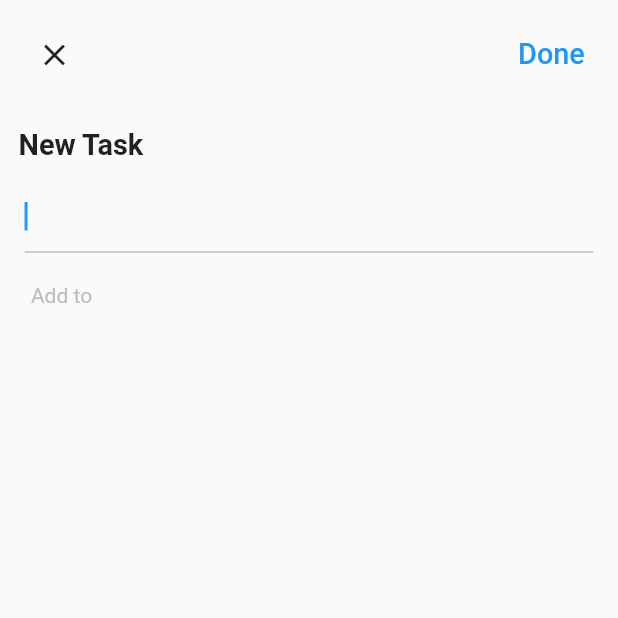
After one commit to MahmoodHashem/todo_getx, a Flutter app: the AddDialog screen opened directly, on a phone screen of 412 x 824 dp, the top half of it. The commit adds this screen. Run offline on Flutter 3.47's test engine with Material 2 defaults, Android fonts, the phone set to English and light mode, and no system bars; our stand-ins replace dotted_border, equatable, flutter_easyloading, get, get_storage, step_progress_indicator; missing offline and left inert: dart:html; accounts and stored records are empty.

Commit message:
Add Todo Page
I added the dialog where the user can insert his todo to a specific group or section,

```diff
--- a/lib/app/modules/home/view.dart
+++ b/lib/app/modules/home/view.dart
@@ -10,6 +10,7 @@ import 'package:todo_getx/app/data/service/storage/service.dart';
 import 'package:todo_getx/app/modules/home/controller.dart';
 import 'package:todo_getx/app/core/utils/extensions.dart';
 import 'package:todo_getx/app/modules/home/widgets/add_card.dart';
+import 'package:todo_getx/app/modules/home/widgets/add_dialog.dart';
 import 'package:todo_getx/app/modules/home/widgets/task_card.dart';
 
 import '../../data/model/task.dart';
@@ -64,7 +65,7 @@ class HomePage extends GetView<HomeController> {
           return Obx( ()=> FloatingActionButton(
             backgroundColor: controller.deleting.value ? Colors.red: blue,
             onPressed: (){
-
+              Get.to(AddDialog(), transition: Transition.downToUp);
             },
             child: Icon(controller.deleting.value ? Icons.delete : Icons.add),
           ),);
--- /dev/null
+++ b/lib/app/modules/home/widgets/add_dialog.dart
@@ -0,0 +1,97 @@
+
+
+import 'package:flutter/material.dart';
+import 'package:get/get.dart';
+import 'package:todo_getx/app/core/utils/extensions.dart';
+import 'package:todo_getx/app/modules/home/controller.dart';
+
+class AddDialog extends StatelessWidget {
+
+  final homeCtrl = Get.find<HomeController>();
+
+
+ AddDialog({Key? key}) : super(key: key);
+
+  @override
+  Widget build(BuildContext context) {
+    return Scaffold(
+      body: Form(
+        key: homeCtrl.formKey,
+        child: ListView(
+          children: [
+            Padding(
+              padding: EdgeInsets.all(3.0.responsiveWieght),
+              child: Row(
+                mainAxisAlignment: MainAxisAlignment.spaceBetween,
+                children: [
+                  IconButton(onPressed: (){
+                    Get.back();
+                  }, icon: Icon(Icons.close)),
+                  TextButton(
+                    style: ButtonStyle(
+                      overlayColor: MaterialStatePropertyAll(Colors.transparent),
+                    ),
+
+                      onPressed: (){
+
+                  }, child: Text("Done",style: TextStyle(fontSize: 14.0.responsiveFont), ))
+                ],
+              ),
+            ),
+              Padding(
+                padding:  EdgeInsets.all(3.0.responsiveWieght),
+                child: Text("New Task",
+                  style:TextStyle(
+                    fontSize: 14.0.responsiveFont,
+                    fontWeight: FontWeight.bold,
+                  ) ,),
+              ),
+            Padding(
+              padding: EdgeInsets.symmetric(horizontal: 4.0.responsiveWieght),
+              child: TextFormField(
+                controller: homeCtrl.editCtrl,
+                autofocus: true,
+                decoration: InputDecoration(
+                  focusedBorder: UnderlineInputBorder(
+                    borderSide: BorderSide(color: Colors.grey[400]!),
+                  )
+                ),
+                validator: (value){
+                  if(value == null || value.trim().isEmpty){
+                    return 'Please Enter you Todo';
+                  }
+                  return null;
+                },
+              ),
+            ),
+            Padding(
+              padding:  EdgeInsets.only(
+                top: 5.0.responsiveWieght,
+                left: 5.0.responsiveWieght,
+                right: 5.0.responsiveWieght,
+                bottom: 2.0.responsiveWieght,
+              ),
+              child: Text('Add to ',
+              style: TextStyle(
+                color: Colors.grey[400]!
+              ),
+              ),
+            ),
+
+            ...homeCtrl.tasks.map((e) => Padding(
+              padding:  EdgeInsets.symmetric(horizontal: 5.0.responsiveWieght, vertical: 3.0.responsiveWieght),
+              child: Row(
+                children: [
+                  Icon(IconData(e.icon, fontFamily: 'MaterialIcons'), color: HexColor.fromHex(e.color)),
+                  SizedBox(width: 3.0.responsiveWieght,),
+                  Text(e.title),
+                ],
+              ),
+            ))
+
+          ],
+        ),
+      ),
+    );
+  }
+}
```
